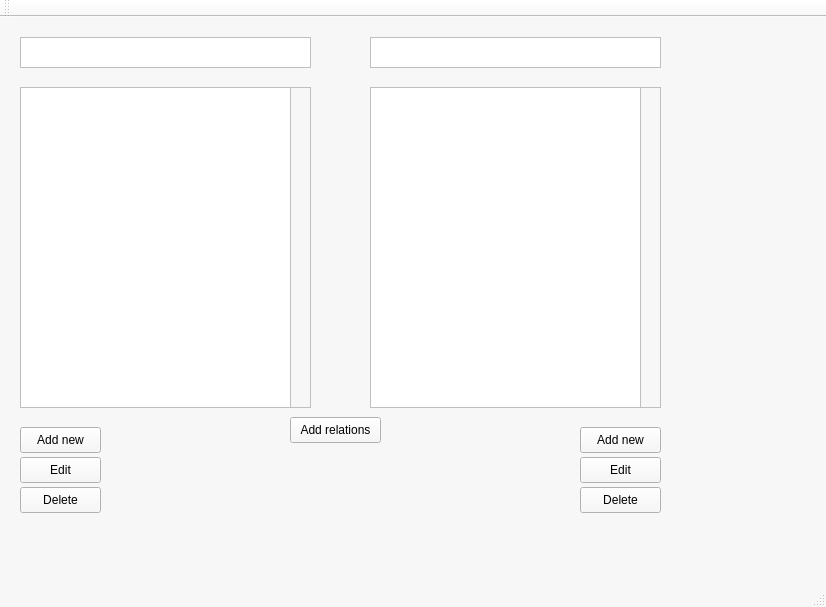
Before: the Qt Designer form mainwindow.ui in Hopur-50/Verkefni3, drawn with Qt 5.
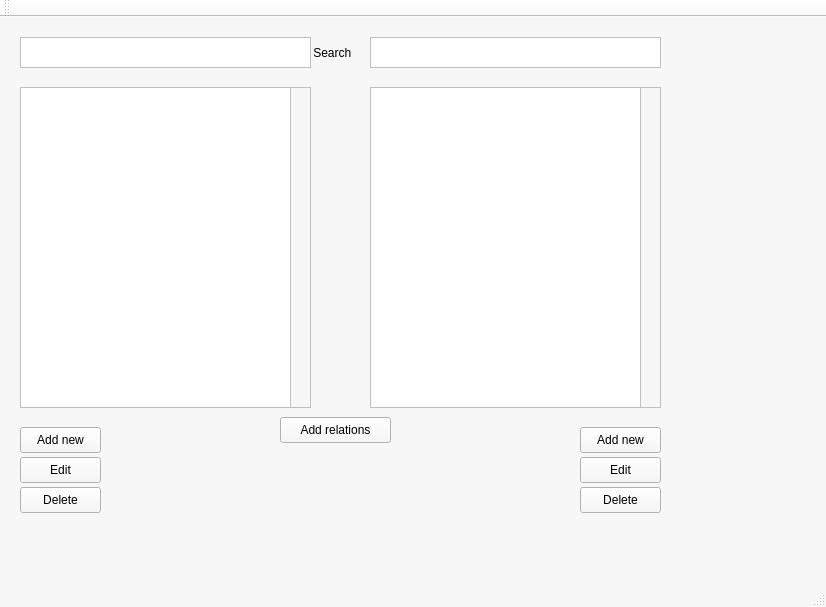
After: the same form once the commit is applied.

Commit message: smávægilegar útlitsbreytingar

What changed in the file:
```diff
--- a/mainwindow.ui
+++ b/mainwindow.ui
@@ -576,9 +576,9 @@
    <widget class="QPushButton" name="pushButton_7">
     <property name="geometry">
      <rect>
-      <x>290</x>
+      <x>280</x>
       <y>400</y>
-      <width>91</width>
+      <width>111</width>
       <height>26</height>
      </rect>
     </property>
@@ -606,6 +606,19 @@
      </rect>
     </property>
    </widget>
+   <widget class="QLabel" name="label">
+    <property name="geometry">
+     <rect>
+      <x>300</x>
+      <y>20</y>
+      <width>81</width>
+      <height>31</height>
+     </rect>
+    </property>
+    <property name="text">
+     <string>    Search</string>
+    </property>
+   </widget>
   </widget>
   <widget class="QMenuBar" name="menuBar">
    <property name="geometry">
```
Left out of the diff: 2 changed lines with no effect on the pictures. The commit also changes 1 other file.
